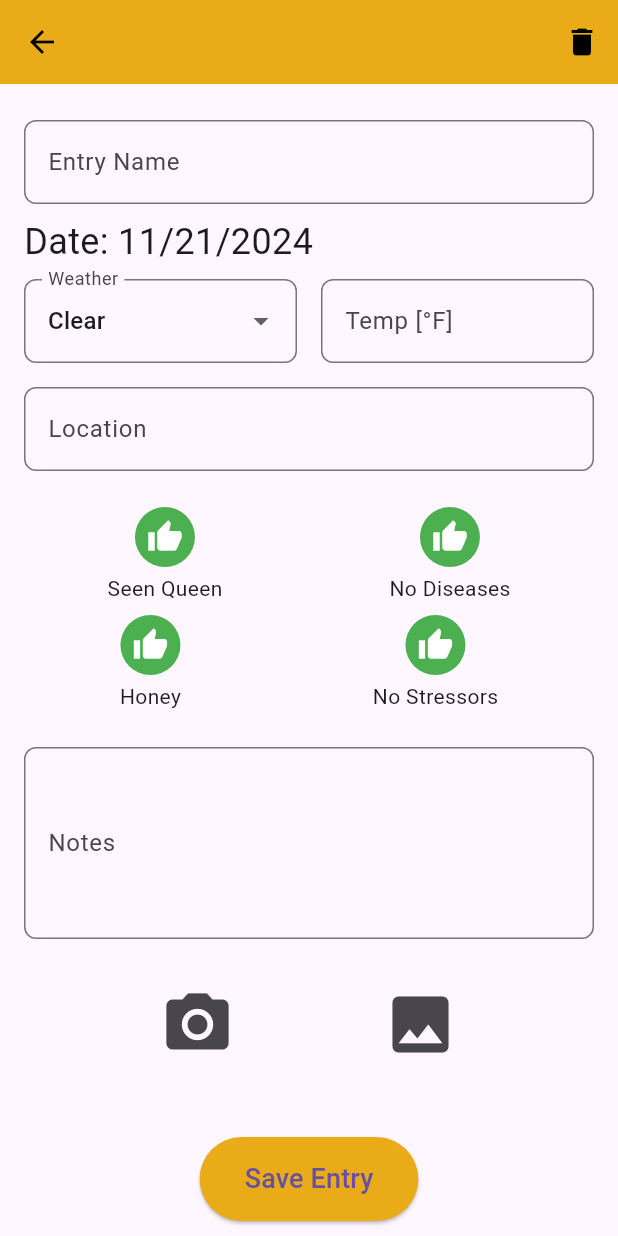
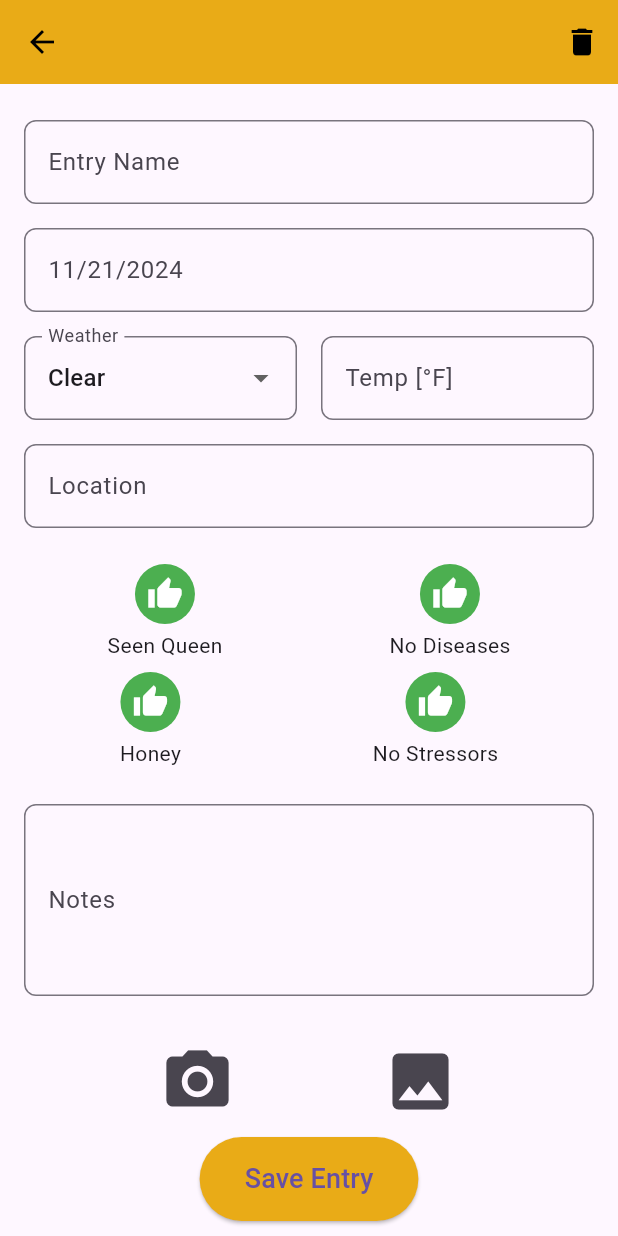
Before and after one commit to evearwen/BeeKeepr, a Flutter app: the EntryItem screen opened directly with empty values, on a phone screen of 412 x 824 dp. Run offline on Flutter 3.47's test engine with Material 3 defaults, Android fonts, the phone set to English and light mode, and no system bars.

Commit message:
made it look nicer
same style as the other boxes

```diff
--- a/bee_keepr_app/lib/src/Hive_Data/entry_item.dart
+++ b/bee_keepr_app/lib/src/Hive_Data/entry_item.dart
@@ -69,10 +69,8 @@ class _EntryItemState extends State<EntryItem> {
             crossAxisAlignment: CrossAxisAlignment.start,
             children: [
               _buildTextField(entryNameController, 'Entry Name'),
-              Text(
-                'Date: $date',
-                style: const TextStyle(fontSize: 24)
-              ),
+              _buildTextField(dateController, date),
+
               Row(
                 children: [
                   Expanded(
```
